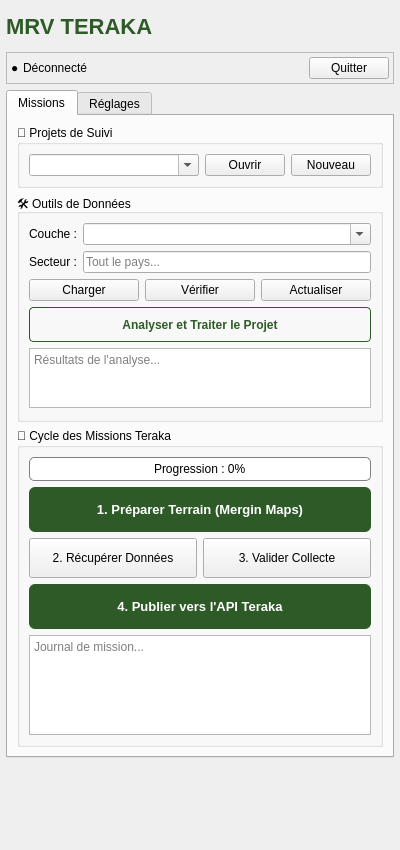
This is mrv_teraka_dockwidget_base.ui in johrosa/mrv_teraka as Qt 5 draws it before an edit. The edited form follows.
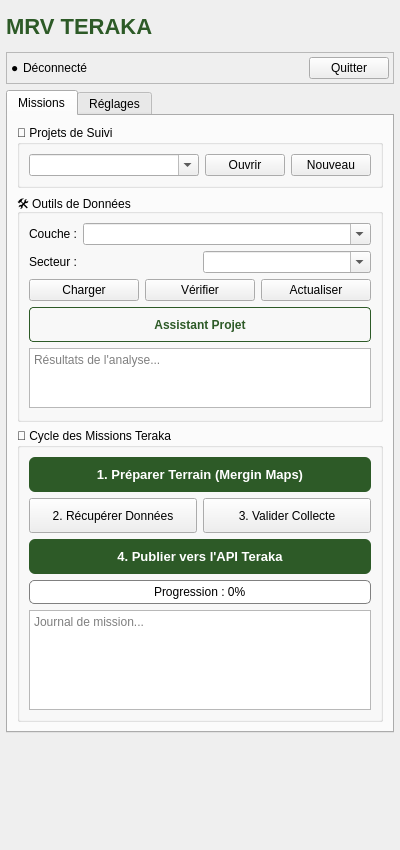
This is the edited form.

```diff
--- a/mrv_teraka_dockwidget_base.ui
+++ b/mrv_teraka_dockwidget_base.ui
@@ -217,12 +217,12 @@
               </widget>
              </item>
              <item>
-              <widget class="QLineEdit" name="districtLineEdit">
+              <widget class="QComboBox" name="districtLineEdit">
                <property name="toolTip">
                 <string>Filtre global par district ou secteur.</string>
                </property>
-               <property name="placeholderText">
-                <string>Tout le pays...</string>
+               <property name="editable">
+                <bool>true</bool>
                </property>
               </widget>
              </item>
@@ -265,7 +265,7 @@
               <string notr="true">font-weight: bold; color: #2D5A27; border: 1px solid #2D5A27; border-radius: 4px;</string>
              </property>
              <property name="text">
-              <string>Analyser et Traiter le Projet</string>
+              <string>Assistant Projet</string>
              </property>
             </widget>
            </item>
@@ -296,28 +296,12 @@
            <string>🌿 Cycle des Missions Teraka</string>
           </property>
           <layout class="QVBoxLayout" name="verticalLayoutMergin">
-           <item>
-            <widget class="QProgressBar" name="missionProgressBar">
-             <property name="styleSheet">
-              <string notr="true">QProgressBar { border: 1px solid grey; border-radius: 5px; text-align: center; } QProgressBar::chunk { background-color: #2D5A27; }</string>
-             </property>
-             <property name="value">
-              <number>0</number>
-             </property>
-             <property name="textVisible">
-              <bool>true</bool>
-             </property>
-             <property name="format">
-              <string>Progression : %p%</string>
-             </property>
-            </widget>
-           </item>
            <item>
             <widget class="QPushButton" name="autoPrepareButton">
              <property name="minimumSize">
               <size>
                <width>0</width>
-               <height>45</height>
+               <height>35</height>
               </size>
              </property>
              <property name="styleSheet">
@@ -335,7 +319,7 @@
                <property name="minimumSize">
                 <size>
                  <width>0</width>
-                 <height>40</height>
+                 <height>35</height>
                 </size>
                </property>
                <property name="text">
@@ -348,7 +332,7 @@
                <property name="minimumSize">
                 <size>
                  <width>0</width>
-                 <height>40</height>
+                 <height>35</height>
                 </size>
                </property>
                <property name="text">
@@ -363,7 +347,7 @@
              <property name="minimumSize">
               <size>
                <width>0</width>
-               <height>45</height>
+               <height>35</height>
               </size>
              </property>
              <property name="styleSheet">
@@ -374,6 +358,22 @@
              </property>
             </widget>
            </item>
+           <item>
+            <widget class="QProgressBar" name="missionProgressBar">
+             <property name="styleSheet">
+              <string notr="true">QProgressBar { border: 1px solid grey; border-radius: 5px; text-align: center; } QProgressBar::chunk { background-color: #2D5A27; }</string>
+             </property>
+             <property name="value">
+              <number>0</number>
+             </property>
+             <property name="textVisible">
+              <bool>true</bool>
+             </property>
+             <property name="format">
+              <string>Progression : %p%</string>
+             </property>
+            </widget>
+           </item>
            <item>
             <widget class="QTextEdit" name="merginResultsTextEdit">
              <property name="maximumSize">
```
Left out of the diff: 17 changed lines with no effect on the pictures.
